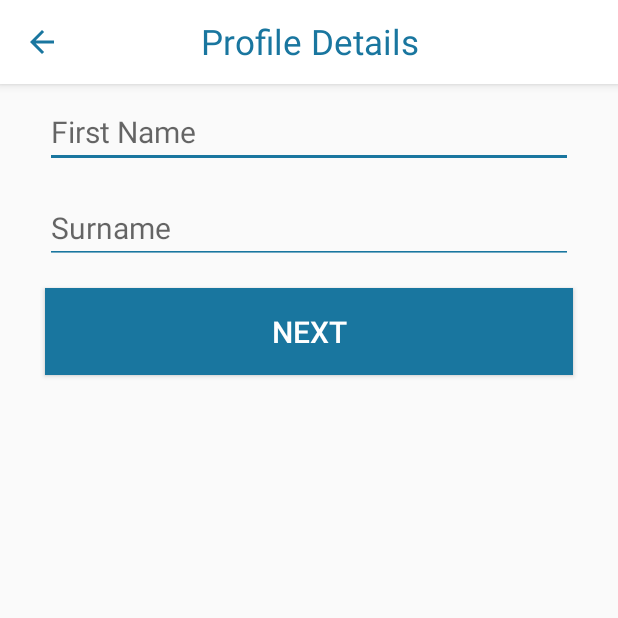
After one commit to peerliss/EasyEducation, an Android app: the RegisterProfileDetailsActivity screen opened directly, with no data from a screen before it, on a phone screen of 412 x 824 dp, the top half of it. The commit adds this screen. Run offline under Robolectric (Android 15) with nearby library versions, the phone set to English and light mode, and no system bars.

Commit message:
Profile details designs/fragments complete, profile details functionality not started

```diff
--- a/app/build.gradle
+++ b/app/build.gradle
@@ -34,6 +34,7 @@ dependencies {
     implementation 'com.google.firebase:firebase-storage:16.0.5'
     implementation 'com.google.firebase:firebase-messaging:17.3.4'
 
+    implementation 'android.arch.lifecycle:extensions:1.1.1'
     testImplementation 'junit:junit:4.12'
     androidTestImplementation 'com.android.support.test:runner:1.0.2'
     androidTestImplementation 'com.android.support.test.espresso:espresso-core:3.0.2'
--- a/app/src/main/java/au/com/easyeducation/easyeducation_3/Activities/MainActivity.java
+++ b/app/src/main/java/au/com/easyeducation/easyeducation_3/Activities/MainActivity.java
@@ -275,4 +275,9 @@ public class MainActivity extends AppCompatActivity
         Intent intent = new Intent(getApplicationContext(), AgentRegisterActivity.class);
         startActivity(intent);
     }
+
+    public void onClick_enterProfileDetails(MenuItem item) {
+        Intent intent = new Intent(getApplicationContext(), RegisterProfileDetailsActivity.class);
+        startActivity(intent);
+    }
 }
--- /dev/null
+++ b/app/src/main/java/au/com/easyeducation/easyeducation_3/Activities/RegisterProfileDetailsActivity.java
@@ -0,0 +1,26 @@
+package au.com.easyeducation.easyeducation_3.Activities;
+
+import android.support.v7.app.AppCompatActivity;
+import android.os.Bundle;
+import android.support.v7.widget.Toolbar;
+
+import au.com.easyeducation.easyeducation_3.Activities.ui.registerprofiledetails.RegisterProfileDetailsFragment;
+import au.com.easyeducation.easyeducation_3.R;
+
+public class RegisterProfileDetailsActivity extends AppCompatActivity {
+
+    @Override
+    protected void onCreate(Bundle savedInstanceState) {
+        super.onCreate(savedInstanceState);
+        setContentView(R.layout.register_profile_details_activity);
+//        if (savedInstanceState == null) {
+//            getSupportFragmentManager().beginTransaction()
+//                    .replace(R.id.container, RegisterProfileDetailsFragment.newInstance())
+//                    .commitNow();
+//        }
+
+        Toolbar toolbar = findViewById(R.id.toolbar);
+        setSupportActionBar(toolbar);
+        getSupportActionBar().setDisplayHomeAsUpEnabled(true);
+    }
+}
--- a/app/src/main/res/layout/content_profile.xml
+++ b/app/src/main/res/layout/content_profile.xml
@@ -46,7 +46,7 @@
                 android:layout_marginStart="8dp"
                 android:layout_marginEnd="8dp"
                 android:layout_marginBottom="8dp"
-                android:text="@SydneyHealth"
+                android:text="@string/sydneyhealth"
                 android:textColor="@color/menu"
                 android:textSize="18sp" />
 
@@ -119,7 +119,7 @@
                     android:layout_marginTop="10dp"
                     android:layout_marginEnd="15dp"
                     android:orientation="vertical"
-                    android:visibility="invisible" />
+                    android:visibility="gone" />
 
             </RelativeLayout>
 
--- a/app/src/main/res/layout/content_register.xml
+++ b/app/src/main/res/layout/content_register.xml
@@ -79,6 +79,7 @@
         android:textAllCaps="true"
         android:textColor="@color/white"
         android:textSize="20sp"
+        android:onClick="onClick_registerConfirm"
         app:layout_constraintBottom_toBottomOf="parent"
         app:layout_constraintEnd_toEndOf="parent"
         app:layout_constraintHorizontal_bias="1.0"
@@ -115,6 +116,7 @@
         android:text="Already have an account? Log in."
         android:textColor="@color/fui_linkColor"
         android:textSize="18sp"
+        android:onClick="onClick_registerConfirm"
         app:layout_constraintBottom_toBottomOf="parent"
         app:layout_constraintEnd_toEndOf="parent"
         app:layout_constraintStart_toStartOf="parent"
--- /dev/null
+++ b/app/src/main/res/layout/register_profile_details_activity.xml
@@ -0,0 +1,57 @@
+<?xml version="1.0" encoding="utf-8"?>
+<android.support.design.widget.CoordinatorLayout xmlns:android="http://schemas.android.com/apk/res/android"
+    xmlns:app="http://schemas.android.com/apk/res-auto"
+    xmlns:tools="http://schemas.android.com/tools"
+    android:id="@+id/container"
+    android:layout_width="match_parent"
+    android:layout_height="match_parent"
+    tools:context=".Activities.RegisterProfileDetailsActivity">
+
+    <LinearLayout
+        android:layout_width="match_parent"
+        android:layout_height="match_parent"
+        android:orientation="vertical">
+
+        <android.support.design.widget.AppBarLayout
+            android:layout_width="match_parent"
+            android:layout_height="wrap_content"
+            android:theme="@style/AppTheme.AppBarOverlay">
+
+            <RelativeLayout
+                android:layout_width="match_parent"
+                android:layout_height="wrap_content"
+                android:layout_gravity="center"
+                android:foregroundGravity="center"
+                android:gravity="center">
+
+                <android.support.v7.widget.Toolbar
+                    android:id="@+id/toolbar"
+                    android:layout_width="match_parent"
+                    android:layout_height="?attr/actionBarSize"
+                    android:background="?attr/colorPrimary"
+                    app:popupTheme="@style/AppTheme.PopupOverlay" />
+
+
+                <TextView
+                    android:id="@+id/textView14"
+                    android:layout_width="match_parent"
+                    android:layout_height="wrap_content"
+                    android:layout_alignEnd="@+id/toolbar"
+                    android:layout_alignParentStart="true"
+                    android:layout_centerVertical="true"
+                    android:layout_marginStart="0dp"
+                    android:layout_marginEnd="0dp"
+                    android:text="Profile Details"
+                    android:textAlignment="center"
+                    android:textColor="@color/menu"
+                    android:textSize="23sp" />
+
+            </RelativeLayout>
+
+        </android.support.design.widget.AppBarLayout>
+
+        <include layout="@layout/register_profile_name_fragment" />
+
+    </LinearLayout>
+
+</android.support.design.widget.CoordinatorLayout>
--- /dev/null
+++ b/app/src/main/res/layout/register_profile_name_fragment.xml
@@ -0,0 +1,57 @@
+<?xml version="1.0" encoding="utf-8"?>
+<LinearLayout xmlns:android="http://schemas.android.com/apk/res/android"
+    xmlns:app="http://schemas.android.com/apk/res-auto"
+    xmlns:tools="http://schemas.android.com/tools"
+    android:id="@+id/registerProfileNameFragment"
+    android:layout_width="match_parent"
+    android:layout_height="match_parent"
+    android:orientation="vertical"
+    tools:context="Activities.ui.registerprofiledetails.RegisterProfileDetailsFragment"
+    tools:showIn="@layout/register_profile_details_activity">
+
+    <EditText
+        android:id="@+id/registerName"
+        android:layout_width="match_parent"
+        android:layout_height="wrap_content"
+        android:layout_marginStart="30dp"
+        android:layout_marginTop="8dp"
+        android:layout_marginEnd="30dp"
+        android:layout_marginBottom="8dp"
+        android:ems="10"
+        android:hint="First Name"
+        android:inputType="textPersonName|textEmailAddress"
+        android:textSize="20sp" />
+
+    <EditText
+        android:id="@+id/registerSurname"
+        android:layout_width="match_parent"
+        android:layout_height="wrap_content"
+        android:layout_marginStart="30dp"
+        android:layout_marginTop="8dp"
+        android:layout_marginEnd="30dp"
+        android:layout_marginBottom="8dp"
+        android:ems="10"
+        android:hint="Surname"
+        android:imeOptions="actionGo"
+        android:inputType="textPersonName"
+        android:nextFocusDown="@id/loginButton"
+        android:textSize="20sp" />
+
+    <Button
+        android:id="@+id/registerNameNextButton"
+        android:layout_width="match_parent"
+        android:layout_height="wrap_content"
+        android:layout_marginStart="30dp"
+        android:layout_marginTop="8dp"
+        android:layout_marginEnd="30dp"
+        android:layout_marginBottom="8dp"
+        android:background="@color/menu"
+        android:paddingTop="15dp"
+        android:paddingBottom="15dp"
+        android:text="Next"
+        android:textAllCaps="true"
+        android:textColor="@color/white"
+        android:textSize="20sp" />
+
+
+</LinearLayout>
--- a/app/src/main/res/values/strings.xml
+++ b/app/src/main/res/values/strings.xml
@@ -21,4 +21,5 @@
     <string name="title_activity_forgot_password">ForgotPasswordActivity</string>
     <string name="title_activity_college_course_information">CollegeCourseInformationActivity
     </string>
+    <string name="sydneyhealth">\@SydneyHealth</string>
 </resources>
```
Also changed, not shown: app/src/main/AndroidManifest.xml (+8 -0 lines), app/src/main/java/au/com/easyeducation/easyeducation_3/Activities/ProfileActivity.java (+10 -6 lines), app/src/main/java/au/com/easyeducation/easyeducation_3/Activities/RegisterActivity.java (+15 -17 lines), app/src/main/java/au/com/easyeducation/easyeducation_3/Activities/ui/registerprofiledetails/RegisterProfileDetailsFragment.java (added, +36 -0 lines), app/src/main/java/au/com/easyeducation/easyeducation_3/Activities/ui/registerprofiledetails/RegisterProfileDetailsViewModel.java (added, +7 -0 lines), app/src/main/res/layout/register_phone_verify_fragment.xml (added, +146 -0 lines), app/src/main/res/layout/register_profile_dob_fragment.xml (added, +39 -0 lines), app/src/main/res/layout/register_profile_phone_fragment.xml (added, +39 -0 lines), app/src/main/res/menu/main.xml (+7 -0 lines).
